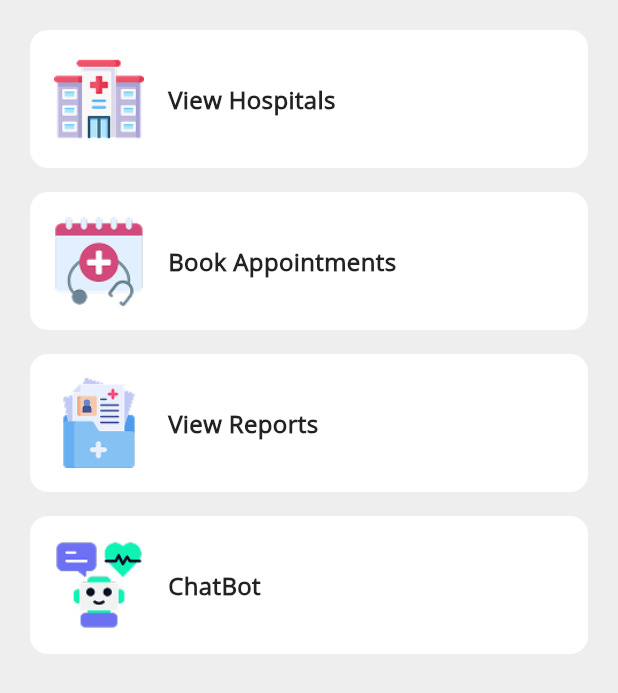
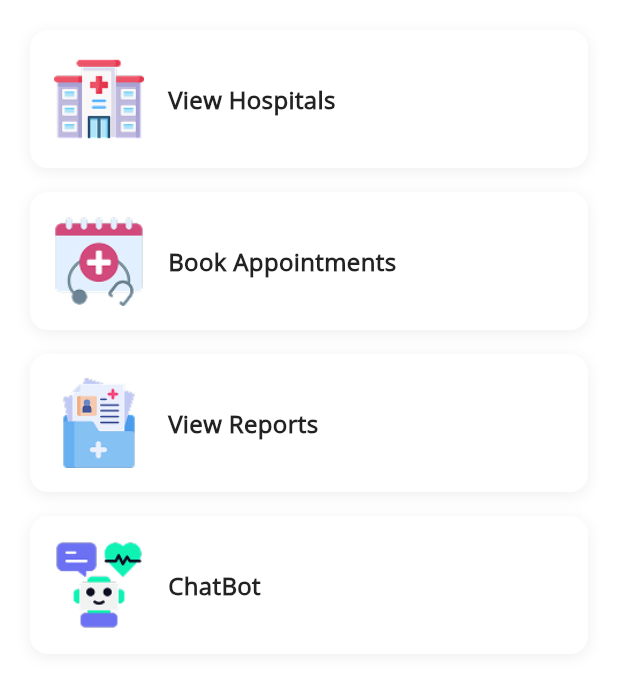
Before and after one commit to diwasbk2k3/MediConnect, a Flutter app: the HomeScreen screen opened directly, on a phone screen of 412 x 824 dp. Shown: the top 693 px of the screen. Run offline on Flutter 3.47's test engine with Material 3 defaults, Android fonts, the phone set to English and light mode, and no system bars.

Commit message:
Scaffold with White Background

```diff
--- a/lib/screens/bottom_screens/home_screen.dart
+++ b/lib/screens/bottom_screens/home_screen.dart
@@ -7,8 +7,9 @@ class HomeScreen extends StatelessWidget {
 
   @override
   Widget build(BuildContext context) {
-    return SizedBox.expand(
-      child: SingleChildScrollView(
+    return Scaffold(
+      backgroundColor: Colors.white,
+      body: SingleChildScrollView(
       scrollDirection: Axis.vertical,
       child: Padding(
         padding: const EdgeInsets.all(20),
```
Lines whose indentation alone changed are shown as unchanged.
